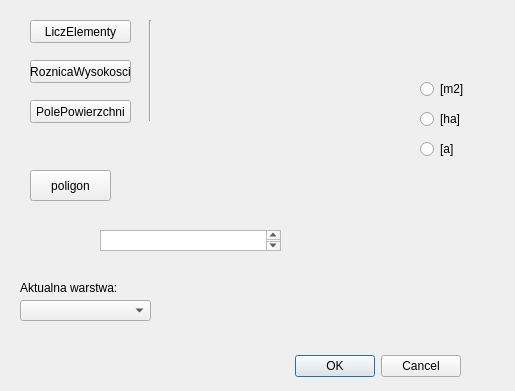
Qt form proj_2/proj_2_dialog_base.ui (jj03141/wtyczka-qgis) before a commit.
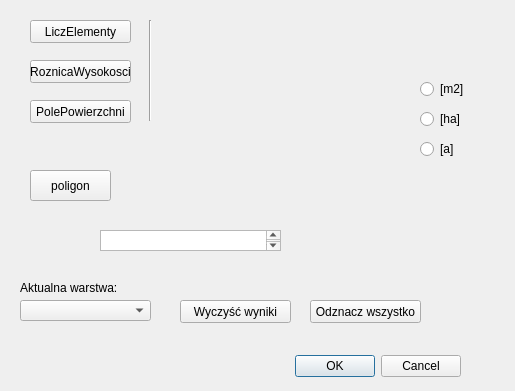
The same form after that commit. Custom widgets are drawn as their Qt base class.

The edit to the form file:
```diff
--- a/proj_2/proj_2_dialog_base.ui
+++ b/proj_2/proj_2_dialog_base.ui
@@ -231,6 +231,32 @@
     <string/>
    </property>
   </widget>
+  <widget class="QPushButton" name="pushButton_wyczysc_konsole">
+   <property name="geometry">
+    <rect>
+     <x>180</x>
+     <y>300</y>
+     <width>111</width>
+     <height>23</height>
+    </rect>
+   </property>
+   <property name="text">
+    <string>Wyczyść wyniki</string>
+   </property>
+  </widget>
+  <widget class="QPushButton" name="pushButton_odznacz_wszystko">
+   <property name="geometry">
+    <rect>
+     <x>310</x>
+     <y>300</y>
+     <width>111</width>
+     <height>23</height>
+    </rect>
+   </property>
+   <property name="text">
+    <string>Odznacz wszystko</string>
+   </property>
+  </widget>
  </widget>
  <customwidgets>
   <customwidget>
```
